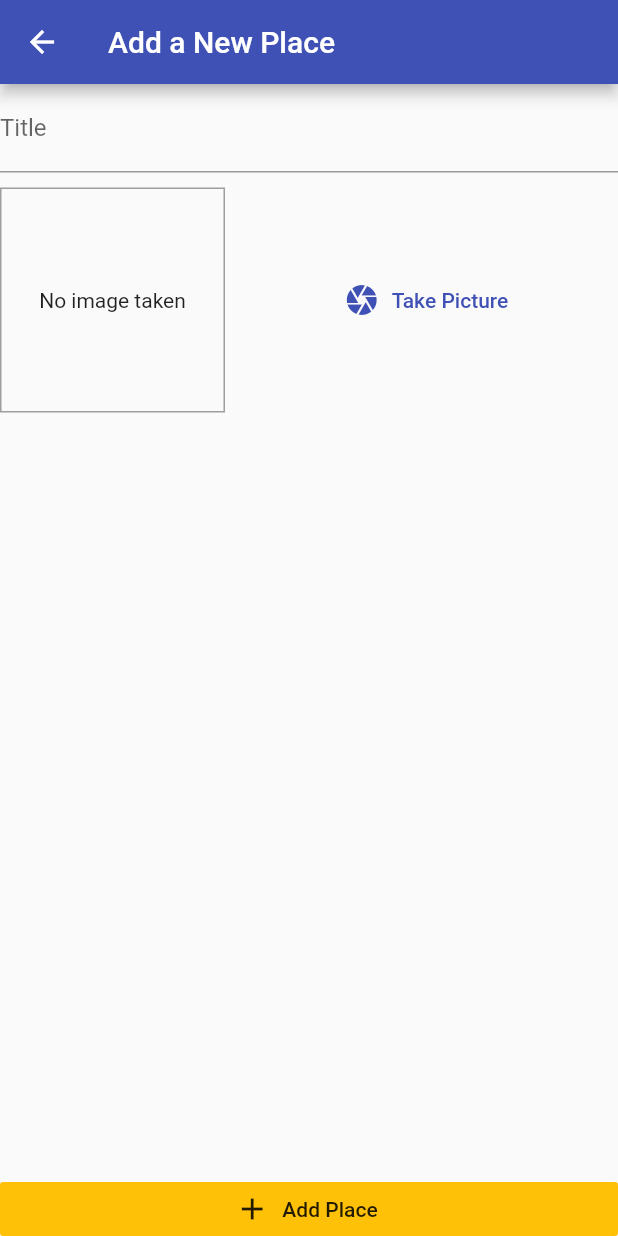
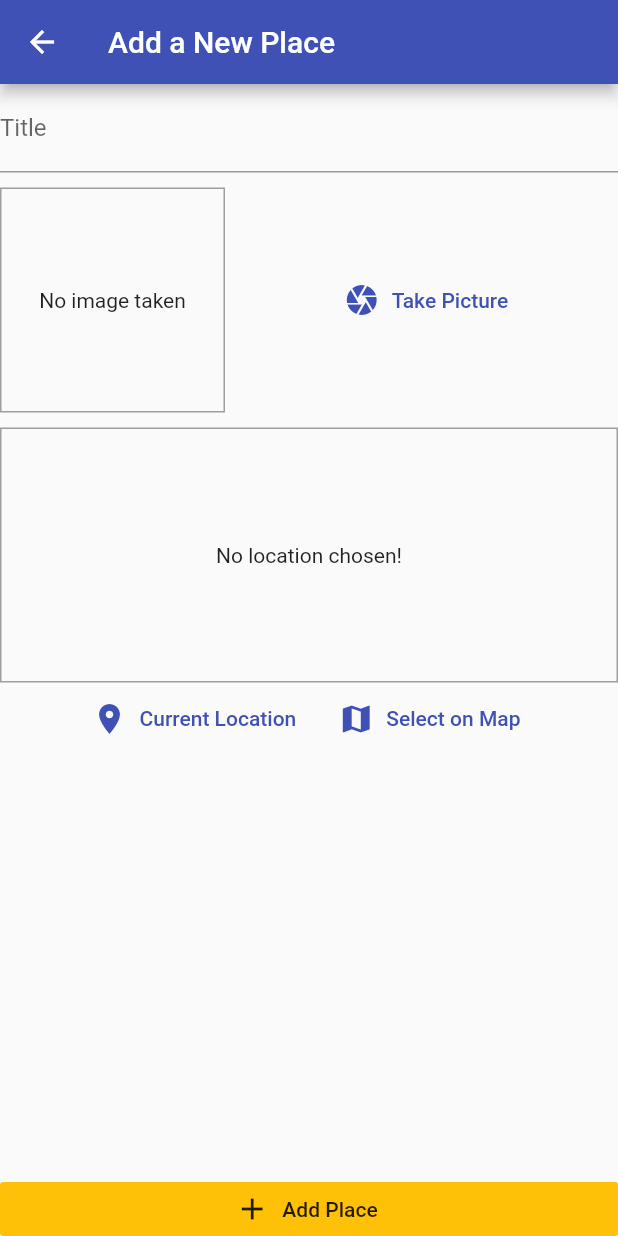
Before and after one commit to madhav0922/FlutterDev, a Flutter app: the screen it shows after launch, after a tap on the "add" icon, on a phone screen of 412 x 824 dp. Run offline on Flutter 3.47's test engine with Material 2 defaults, Android fonts, the phone set to English and light mode, and no system bars; our stand-ins replace google_maps_flutter, image_picker, location, shared_preferences, sqflite; accounts and stored records are empty.

Commit message:
section - 13 native device features completed

```diff
--- /dev/null
+++ b/great_places/lib/helpers/db_helper.dart
@@ -0,0 +1,30 @@
+import 'package:sqflite/sqflite.dart' as sql;
+import 'package:path/path.dart' as path;
+
+class DBHelper {
+  static Future<sql.Database> database() async {
+    final dbPath = await sql.getDatabasesPath();
+    // rather than awaiting a future we are not returning it below.
+    return sql.openDatabase(path.join(dbPath, 'places.db'),
+        onCreate: (db, version) {
+      return db.execute(
+          'CREATE TABLE user_places(id TEXT PRIMARY KEY, title TEXT, image TEXT, loc_lat REAL, loc_lng REAL, address TEXT)');
+    }, version: 1);
+  }
+
+  static Future<void> insert(String table, Map<String, Object> data) async {
+    final db = await DBHelper.database();
+    // class name required since, a static method is being accessed.
+    db.insert(
+      table,
+      data,
+      conflictAlgorithm: sql.ConflictAlgorithm.replace,
+    );
+  }
+
+  static Future<List<Map<String, dynamic>>> getData(String table) async {
+    final db = await DBHelper.database();
+    return db.query(table);
+    // query returns a future, a list of maps.
+  }
+}
--- /dev/null
+++ b/great_places/lib/helpers/location_helper.dart
@@ -0,0 +1,26 @@
+import 'dart:convert';
+
+import 'package:http/http.dart' as http;
+
+const GOOGLE_API_KEY = 'AIzaSyCcJYFJPCJokXUgThmWhYxmjJMgveXblk8';
+
+class LocationHelper {
+  static String generateLocationPreviewImage(
+      {double latitude, double longitude}) {
+    // url taken by searching google maps static api
+    // url should always be one liner.
+    return 'https://maps.googleapis.com/maps/api/staticmap?center=$latitude,$longitude&zoom=13&size=600x300&maptype=roadmap&markers=color:blue%7Clabel:A%7C$latitude,$longitude&key=$GOOGLE_API_KEY';
+    //return 'https://maps.googleapis.com/maps/api/staticmap?center=Brooklyn+Bridge,New+York,NY&zoom=13&size=600x300&maptype=roadmap&markers=color:blue%7Clabel:S%7C40.702147,-74.015794&markers=color:green%7Clabel:G%7C40.711614,-74.012318&markers=color:red%7Clabel:C%7C40.718217,-73.998284&key=$GOOGLE_API_KEY';
+  }
+
+  static Future<String> getPlaceAddress(double lat, double lng) async {
+    final url =
+        'https://maps.googleapis.com/maps/api/geocode/json?latlng=$lat,$lng&key=$GOOGLE_API_KEY';
+    final response = await http.get(url);
+    print('reponseeeeeee');
+    print(json.decode(response.body));
+    // return json.decode(response.body)['results'][0]['formatted_address'];
+    // accessing 0th index or first entry because google might find multiple addresses and
+    // arrange them according to relevance.
+  }
+}
--- a/great_places/lib/main.dart
+++ b/great_places/lib/main.dart
@@ -3,7 +3,7 @@ import 'package:provider/provider.dart';
 
 import 'providers/great_places.dart';
 import 'screens/add_place_screen.dart';
-import 'screens/add_place_screen.dart';
+import 'screens/place_detail_screen.dart';
 import 'screens/places_list_screen.dart';
 
 void main() => runApp(MyApp());
@@ -23,6 +23,7 @@ class MyApp extends StatelessWidget {
         home: PlacesListScreen(),
         routes: {
           AddPlaceScreen.routeName: (ctx) => AddPlaceScreen(),
+          PlaceDetailScreen.routeName: (ctx) => PlaceDetailScreen(),
         },
       ),
     );
--- a/great_places/lib/models/place.dart
+++ b/great_places/lib/models/place.dart
@@ -7,7 +7,7 @@ class PlaceLocation {
   final double longitude;
   final String address;
 
-  PlaceLocation({
+  const PlaceLocation({
     @required this.latitude,
     @required this.longitude,
     this.address,
--- a/great_places/lib/providers/great_places.dart
+++ b/great_places/lib/providers/great_places.dart
@@ -1,8 +1,10 @@
 import 'dart:io';
 
 import 'package:flutter/foundation.dart';
+import 'package:great_places/helpers/location_helper.dart';
 
 import '../models/place.dart';
+import '../helpers/db_helper.dart';
 
 class GreatPlaces with ChangeNotifier {
   List<Place> _items = [];
@@ -19,14 +21,58 @@ class GreatPlaces with ChangeNotifier {
   // wouldn't trigger notifyListeners() and therefore you would change the data
   // without updating the app, which would be bad.
 
-  void addPlace(String pickedTitle, File pickedImage) {
+  Place findById(String id) {
+    return _items.firstWhere((place) => place.id == id);
+  }
+
+  void addPlace(
+    String pickedTitle,
+    File pickedImage,
+    PlaceLocation pickedLocation,
+  ) async {
+    final address = await LocationHelper.getPlaceAddress(
+        pickedLocation.latitude, pickedLocation.longitude);
+    final updatedLocation = PlaceLocation(
+      latitude: pickedLocation.latitude,
+      longitude: pickedLocation.longitude,
+      address: address,
+    );
     final newPlace = Place(
       id: DateTime.now().toString(),
       title: pickedTitle,
       image: pickedImage,
-      location: null,
+      location: updatedLocation,
     );
     _items.add(newPlace);
     notifyListeners();
+    DBHelper.insert('user_places', {
+      'id': newPlace.id,
+      'title': newPlace.title,
+      'image': newPlace.image.path,
+      // since you cannot store the image file on a db but the path to it.
+      'loc_lat': newPlace.location.latitude,
+      'loc_lng': newPlace.location.longitude,
+      'address': newPlace.location.address,
+    });
+    // the keys used here should match the fields you set up in the CREATE TABLE query in db helper
+  }
+
+  Future<void> fetchAndSetPlaces() async {
+    final dataList = await DBHelper.getData('user_places');
+    _items = dataList
+        .map(
+          (item) => Place(
+            id: item['id'],
+            title: item['title'],
+            image: File(item['image']),
+            location: PlaceLocation(
+              latitude: item['loc_lat'],
+              longitude: item['loc_lng'],
+              address: item['address'],
+            ),
+          ),
+        )
+        .toList();
+    notifyListeners();
   }
 }
--- a/great_places/lib/screens/add_place_screen.dart
+++ b/great_places/lib/screens/add_place_screen.dart
@@ -3,6 +3,8 @@ import 'dart:io';
 import 'package:flutter/material.dart';
 import 'package:provider/provider.dart';
 
+import '../models/place.dart';
+import '../widgets/location_input.dart';
 import '../providers/great_places.dart';
 import '../widgets/image_input.dart';
 
@@ -15,17 +17,24 @@ class AddPlaceScreen extends StatefulWidget {
 class _AddPlaceScreenState extends State<AddPlaceScreen> {
   final _titleController = TextEditingController();
   File _pickedImage;
+  PlaceLocation _pickedLocation;
 
   void _selectImage(File pickedImage) {
     _pickedImage = pickedImage;
   }
 
+  void _selectPlace(double lat, double lng) {
+    _pickedLocation = PlaceLocation(latitude: lat, longitude: lng);
+  }
+
   void _savePlace() {
-    if (_titleController.text.isEmpty || _pickedImage == null) {
+    if (_titleController.text.isEmpty ||
+        _pickedImage == null ||
+        _pickedLocation == null) {
       return;
     }
     Provider.of<GreatPlaces>(context, listen: false)
-        .addPlace(_titleController.text, _pickedImage);
+        .addPlace(_titleController.text, _pickedImage, _pickedLocation);
     Navigator.of(context).pop();
   }
 
@@ -41,6 +50,7 @@ class _AddPlaceScreenState extends State<AddPlaceScreen> {
         crossAxisAlignment: CrossAxisAlignment.stretch,
         children: [
           Expanded(
+            child: SingleChildScrollView(
               child: Column(
                 children: [
                   TextField(
@@ -51,7 +61,12 @@ class _AddPlaceScreenState extends State<AddPlaceScreen> {
                     height: 10,
                   ),
                   ImageInput(_selectImage),
+                  SizedBox(
+                    height: 10,
+                  ),
+                  LocationInput(_selectPlace),
                 ],
+              ),
             ),
           ),
           RaisedButton.icon(
--- a/great_places/lib/screens/places_list_screen.dart
+++ b/great_places/lib/screens/places_list_screen.dart
@@ -3,6 +3,7 @@ import 'package:provider/provider.dart';
 
 import '../providers/great_places.dart';
 import 'add_place_screen.dart';
+import '../screens/place_detail_screen.dart';
 
 class PlacesListScreen extends StatelessWidget {
   @override
@@ -19,7 +20,15 @@ class PlacesListScreen extends StatelessWidget {
           )
         ],
       ),
-      body: Consumer<GreatPlaces>(
+      body: FutureBuilder(
+        future: Provider.of<GreatPlaces>(context, listen: false)
+            .fetchAndSetPlaces(),
+        builder: (ctx, snapshot) => snapshot.connectionState ==
+                ConnectionState.waiting
+            ? Center(
+                child: CircularProgressIndicator(),
+              )
+            : Consumer<GreatPlaces>(
                 child: const Text('Got no places yet, start adding some!'),
                 builder: (ctx, greatPlaces, ch) => greatPlaces.items.length <= 0
                     ? ch
@@ -27,10 +36,23 @@ class PlacesListScreen extends StatelessWidget {
                         itemCount: greatPlaces.items.length,
                         itemBuilder: (ctx, i) => ListTile(
                             leading: CircleAvatar(
-                      backgroundImage: FileImage(greatPlaces.items[i].image),
+                              backgroundImage:
+                                  FileImage(greatPlaces.items[i].image),
                             ),
                             title: Text(greatPlaces.items[i].title),
-                    onTap: () {} //goto detail page...
+                            subtitle:
+                                (greatPlaces.items[i].location.address == null)
+                                    ? Text('null')
+                                    : Text(
+                                        greatPlaces.items[i].location.address,
+                                      ),
+                            onTap: () {
+                              Navigator.of(context).pushNamed(
+                                PlaceDetailScreen.routeName,
+                                arguments: greatPlaces.items[i].id,
+                              );
+                            } //goto detail page...
+                            ),
                       ),
               ),
       ),
--- /dev/null
+++ b/great_places/lib/widgets/location_input.dart
@@ -0,0 +1,104 @@
+import 'package:flutter/material.dart';
+import 'package:google_maps_flutter/google_maps_flutter.dart';
+import 'package:location/location.dart';
+
+import '../screens/map_screen.dart';
+import '../helpers/location_helper.dart';
+
+class LocationInput extends StatefulWidget {
+  final Function onSelectPlace;
+
+  LocationInput(this.onSelectPlace);
+  @override
+  _LocationInputState createState() => _LocationInputState();
+}
+
+class _LocationInputState extends State<LocationInput> {
+  String _previewImageUrl;
+
+  void _showPreview(double lat, double lng) {
+    final staticMapImageUrl = LocationHelper.generateLocationPreviewImage(
+      latitude: lat,
+      longitude: lng,
+    );
+    setState(() {
+      _previewImageUrl = staticMapImageUrl;
+    });
+  }
+
+  Future<void> _getCurrentUserLocation() async {
+    try {
+      final locData = await Location().getLocation();
+      _showPreview(locData.latitude, locData.longitude);
+      widget.onSelectPlace(locData.latitude, locData.longitude);
+    } catch (error) {
+      return;
+    }
+    // print(locData.longitude);
+    // print(locData.latitude);
+  }
+
+  Future<void> _selectOnMap() async {
+    final LatLng selectedLocation = await Navigator.of(context).push<LatLng>(
+      MaterialPageRoute(
+        fullscreenDialog: true,
+        // just to get a different animation and look.
+        builder: (ctx) => MapScreen(
+          isSelecting: true,
+        ),
+      ),
+    );
+    if (selectedLocation == null) {
+      return;
+    }
+    //.. add code to use location
+    _showPreview(selectedLocation.latitude, selectedLocation.longitude);
+    widget.onSelectPlace(selectedLocation.latitude, selectedLocation.longitude);
+    //print(selectedLocation.latitude);
+  }
+
+  @override
+  Widget build(BuildContext context) {
+    return Column(
+      children: [
+        Container(
+          height: 170,
+          width: double.infinity,
+          alignment: Alignment.center,
+          decoration: BoxDecoration(
+              border: Border.all(
+            width: 1,
+            color: Colors.grey,
+          )),
+          child: _previewImageUrl == null
+              ? Text(
+                  'No location chosen!',
+                  textAlign: TextAlign.center,
+                )
+              : Image.network(
+                  _previewImageUrl,
+                  fit: BoxFit.cover,
+                  width: double.infinity,
+                ),
+        ),
+        Row(
+          mainAxisAlignment: MainAxisAlignment.center,
+          children: [
+            FlatButton.icon(
+              onPressed: _getCurrentUserLocation,
+              icon: Icon(Icons.location_on),
+              label: Text('Current Location'),
+              textColor: Theme.of(context).primaryColor,
+            ),
+            FlatButton.icon(
+              onPressed: _selectOnMap,
+              icon: Icon(Icons.map),
+              label: Text('Select on Map'),
+              textColor: Theme.of(context).primaryColor,
+            ),
+          ],
+        ),
+      ],
+    );
+  }
+}
--- a/great_places/pubspec.yaml
+++ b/great_places/pubspec.yaml
@@ -27,6 +27,10 @@ dependencies:
   image_picker: ^0.6.7+12
   path_provider: ^1.6.22 # for getting paths
   path: ^1.7.0 # for constructing or combining paths
+  sqflite: ^1.3.2+1
+  location: ^3.0.2
+  google_maps_flutter: ^1.0.5
+  http: ^0.12.2
 
 
   # The following adds the Cupertino Icons font to your application.
```
Also changed, not shown: great_places/lib/screens/map_screen.dart (added, +75 -0 lines), great_places/lib/screens/place_detail_screen.dart (added, +63 -0 lines), great_places/pubspec.lock, 4 other files. Lines whose indentation alone changed are shown as unchanged.
